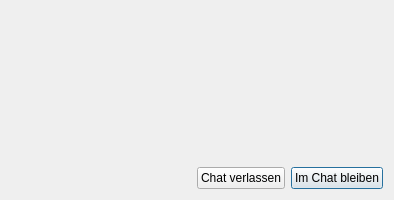
This is src/warnung.ui in lbartl/klassenchat as Qt 5 draws it before an edit. The edited form follows.
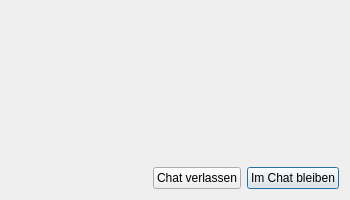
This is the edited form. Icons and pictures are not drawn.

```diff
--- a/src/warnung.ui
+++ b/src/warnung.ui
@@ -9,7 +9,7 @@
    <rect>
     <x>0</x>
     <y>0</y>
-    <width>394</width>
+    <width>350</width>
     <height>200</height>
    </rect>
   </property>
```
